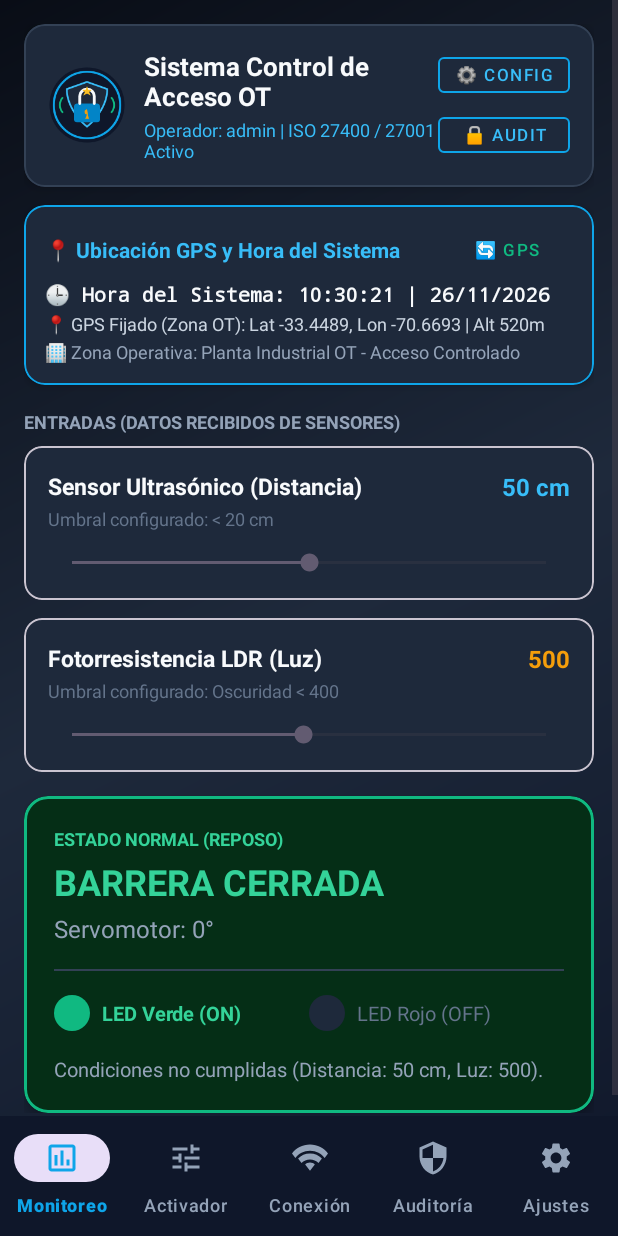
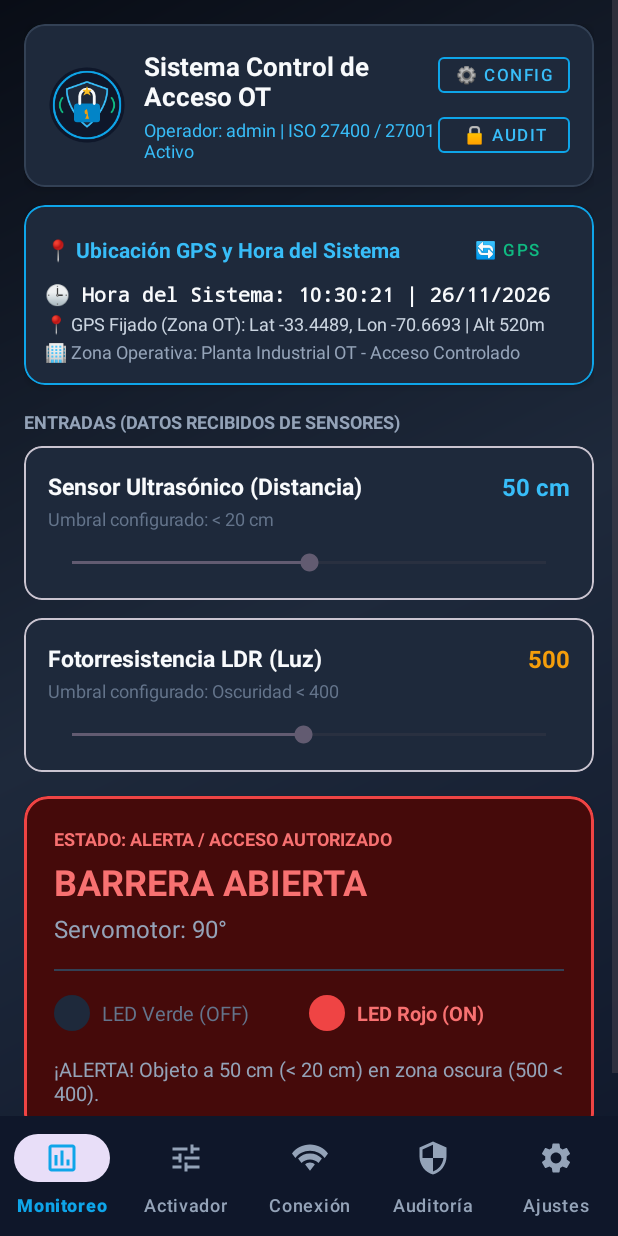
Before and after one commit to Vichosurf/SistemaControlAcceso, an Android app: the MainActivity screen opened directly, with no data from a screen before it, on a phone screen of 412 x 824 dp. Run offline under Robolectric (Android 15) with nearby library versions, the phone set to English and light mode, and no system bars.

Commit message:
feat: sincronizar WeMos con Android y habilitar AP local

```diff
--- a/app/src/main/java/com/example/sistemacontrolacceso/MainActivity.kt
+++ b/app/src/main/java/com/example/sistemacontrolacceso/MainActivity.kt
@@ -162,9 +162,61 @@ class MainActivity : AppCompatActivity() {
         evaluarSistema()
     }
 
+    private val wemosPollHandler = Handler(Looper.getMainLooper())
+    private var wemosPollActivo = false
+    private var ultimoEstadoFisico: Boolean? = null
+    private val wemosPollRunnable = object : Runnable {
+        override fun run() {
+            if (!wemosPollActivo || !::etIpWemos.isInitialized) return
+            val ip = etIpWemos.text.toString().trim()
+            if (ip.isNotBlank()) {
+                wemos.consultarEstado(ip) { exito, estado, mensaje ->
+                    runOnUiThread {
+                        if (isFinishing || isDestroyed) return@runOnUiThread
+                        if (exito && estado != null) {
+                            tvWirelessStatus.text = "Estado: WEMOS CONECTADO (${estado.ip})"
+                            tvDistanceValue.text = if (estado.distancia >= 0) "${estado.distancia} cm" else "N/A"
+                            tvLightValue.text = if (estado.luz >= 0) estado.luz.toString() else "N/A"
+                            if (estado.distancia >= 0) seekBarDistance.progress = estado.distancia.coerceIn(0, seekBarDistance.max)
+                            if (estado.luz >= 0) seekBarLight.progress = estado.luz.coerceIn(0, seekBarLight.max)
+                            actualizarUIEstado(estado.abierta, estado.distancia.coerceAtLeast(0), estado.luz.coerceAtLeast(0), false)
+                            tvEstado.text = "WeMos OK | ${estado.barrera.uppercase()} | ${estado.modo.uppercase()}\n" +
+                                "Motivo: ${estado.motivo} | Eventos recientes: ${estado.totalEventos}"
+                            if (ultimoEstadoFisico != estado.abierta) {
+                                SecurityManager.logEvent("WEMOS",
+                                    if (estado.abierta) "BARRERA_ABIERTA" else "BARRERA_CERRADA",
+                                    "Estado recibido desde hardware. Motivo: ${estado.motivo}", true)
+                                ultimoEstadoFisico = estado.abierta
+                            }
+                        } else {
+                            tvWirelessStatus.text = "Estado: WEMOS SIN CONEXIÓN"
+                            tvEstado.text = mensaje
+                        }
+                    }
+                }
+            }
+            wemosPollHandler.postDelayed(this, 1000)
+        }
+    }
+
+    override fun onResume() {
+        super.onResume()
+        wemosPollActivo = true
+        wemosPollHandler.removeCallbacks(wemosPollRunnable)
+        wemosPollHandler.post(wemosPollRunnable)
+    }
+
+    override fun onPause() {
+        wemosPollActivo = false
+        wemosPollHandler.removeCallbacks(wemosPollRunnable)
+        super.onPause()
+    }
+
     override fun onDestroy() {
+        wemosPollActivo = false
+        wemosPollHandler.removeCallbacks(wemosPollRunnable)
+        clockHandler.removeCallbacks(clockRunnable)
         super.onDestroy()
-        clockHandler.removeCallbacks(clockRunnable)
     }
 
     private fun inicializarVistas(operatorUser: String) {
@@ -554,7 +606,7 @@ class MainActivity : AppCompatActivity() {
                 R.id.rbModeForcedClosed -> esAlerta = false
                 else -> {
                     // Modo Automático por Sensores
-                    esAlerta = (distancia < umbralDistancia) && (luz < umbralLuz)
+                    esAlerta = (distancia in 1..umbralDistancia) || (luz >= umbralLuz)
                 }
             }
         }
@@ -570,22 +622,8 @@ class MainActivity : AppCompatActivity() {
             )
         }
 
-        // Sincronización en tiempo real con hardware físico WeMos D1 (LED Rojo/Verde + Servo)
-        if (lastAlertState != esAlerta) {
-            if (::etIpWemos.isInitialized) {
-                val ipWemos = etIpWemos.text.toString().trim()
-                if (ipWemos.isNotEmpty()) {
-                    val comando = if (esAlerta) "abrir" else "cerrar"
-                    wemos.enviarComando(ipWemos, comando) { _, mensaje ->
-                        runOnUiThread {
-                            if (::tvEstado.isInitialized) {
-                                tvEstado.text = mensaje
-                            }
-                        }
-                    }
-                }
-            }
-        }
+        // El estado físico proviene del endpoint /estado consultado cada segundo.
+        // Los controles de demostración locales no deben sobrescribir el estado del sensor.
         lastAlertState = esAlerta
 
         actualizarUIEstado(esAlerta, distancia, luz, isEmergencyActive)
--- a/app/src/main/java/com/example/sistemacontrolacceso/WemosController.kt
+++ b/app/src/main/java/com/example/sistemacontrolacceso/WemosController.kt
@@ -6,60 +6,83 @@ import java.net.URL
 import java.security.MessageDigest
 import kotlin.concurrent.thread
 
+data class EstadoWemos(
+    val barrera: String,
+    val modo: String,
+    val distancia: Int,
+    val luz: Int,
+    val abierta: Boolean,
+    val motivo: String,
+    val ip: String,
+    val firmaSha256: String,
+    val totalEventos: Int
+)
+
 class WemosController {
-
-    private val apiSecret = "ClaveSecretaControlAcceso2026"
-
-    fun enviarComando(
-        ipWemos: String,
-        accion: String, // "abrir", "cerrar", "auto", "estado", etc.
-        onResultado: (exito: Boolean, mensaje: String) -> Unit
-    ) {
-        thread {
-            try {
-                val urlLimpia = ipWemos.trim().removePrefix("http://").removeSuffix("/")
-                val url = URL("http://$urlLimpia/$accion")
-                val conexion = url.openConnection() as HttpURLConnection
-                conexion.requestMethod = "GET"
-                conexion.connectTimeout = 3000
-                conexion.readTimeout = 3000
-
-                val codigo = conexion.responseCode
-                if (codigo == 200) {
-                    val respuestaTexto = conexion.inputStream.bufferedReader().use { it.readText() }
-                    val json = JSONObject(respuestaTexto)
-
-                    val estadoBarrera = json.optString("barrera", accion)
-                    val modo = json.optString("modo", "auto")
-                    val distancia = json.optInt("distancia", -1)
-                    val luz = json.optInt("luz", -1)
-                    val pendientesOffline = json.optInt("pendientes_offline", 0)
-                    val firmaRecibida = json.optString("firma_sha256", "")
-
-                    // Firma criptográfica SHA-256
-                    val rawFirma = "$estadoBarrera|$distancia|$luz|$apiSecret"
-                    val firmaLocal = generarSHA256(rawFirma)
-                    val firmaDefinitiva = if (firmaRecibida.isNotEmpty()) firmaRecibida else firmaLocal
-
-                    val offlineText = if (pendientesOffline > 0) " | Offline: $pendientesOffline" else ""
-                    val distText = if (distancia != -1) "$distancia cm" else "N/A"
-                    val luzText = if (luz != -1) "$luz ADC" else "N/A"
-
-                    val detalle = "Barrera: ${estadoBarrera.uppercase()} | Modo: ${modo.uppercase()}\n" +
-                            "Dist: $distText | Luz: $luzText$offlineText\n" +
-                            "SHA-256: ${firmaDefinitiva.take(16)}..."
-
-                    onResultado(true, detalle)
-                } else {
-                    onResultado(false, "Error HTTP: $codigo")
-                }
-                conexion.disconnect()
-            } catch (e: Exception) {
-                onResultado(false, "Sin conexión con WeMos (${e.localizedMessage})")
+    fun consultarEstado(ipWemos: String, onResultado: (Boolean, EstadoWemos?, String) -> Unit) {
+        ejecutarSolicitud(ipWemos, "estado") { ok, json, mensaje ->
+            if (!ok || json == null) {
+                onResultado(false, null, mensaje)
+            } else {
+                onResultado(true, EstadoWemos(
+                    barrera = json.optString("barrera", "desconocida"),
+                    modo = json.optString("modo", "automatico"),
+                    distancia = json.optInt("distancia", -1),
+                    luz = json.optInt("luz", -1),
+                    abierta = json.optBoolean("abierta", json.optString("barrera") == "abierta"),
+                    motivo = json.optString("motivo", json.optString("evento", "N/A")),
+                    ip = json.optString("ip", ""),
+                    firmaSha256 = json.optString("firma_sha256", ""),
+                    totalEventos = json.optInt("total_eventos", 0)
+                ), "Conectado")
             }
         }
     }
 
+    fun enviarComando(ipWemos: String, accion: String, onResultado: (Boolean, String) -> Unit) {
+        ejecutarSolicitud(ipWemos, accion) { ok, json, mensaje ->
+            if (!ok || json == null) onResultado(false, mensaje)
+            else {
+                val firma = json.optString("firma_sha256", "")
+                onResultado(true,
+                    "Barrera: ${json.optString("barrera").uppercase()} | Modo: ${json.optString("modo").uppercase()}\n" +
+                    "Distancia: ${json.optInt("distancia", -1)} cm | Luz: ${json.optInt("luz", -1)} ADC\n" +
+                    "Motivo: ${json.optString("motivo", "N/A")}\nSHA-256: ${firma.take(16)}...")
+            }
+        }
+    }
+
+    private fun ejecutarSolicitud(
+        ipWemos: String,
+        endpoint: String,
+        callback: (Boolean, JSONObject?, String) -> Unit
+    ) {
+        thread(name = "Wemos-$endpoint") {
+            var conexion: HttpURLConnection? = null
+            try {
+                val host = ipWemos.trim().removePrefix("http://").removePrefix("https://").trimEnd('/')
+                require(host.isNotBlank()) { "Ingrese la dirección IP del WeMos" }
+                conexion = (URL("http://$host/$endpoint").openConnection() as HttpURLConnection).apply {
+                    requestMethod = "GET"
+                    connectTimeout = 2500
+                    readTimeout = 2500
+                    useCaches = false
+                    setRequestProperty("Accept", "application/json")
+                }
+                val codigo = conexion.responseCode
+                val stream = if (codigo in 200..299) conexion.inputStream else conexion.errorStream
+                val texto = stream?.bufferedReader()?.use { it.readText() }.orEmpty()
+                if (codigo in 200..299) callback(true, JSONObject(texto), "OK")
+                else callback(false, null, "Error HTTP: $codigo")
+            } catch (e: Exception) {
+                callback(false, null, "Sin conexión con WeMos: ${e.localizedMessage ?: "error desconocido"}")
+            } finally {
+                conexion?.disconnect()
+            }
+        }
+    }
+
+    // SHA-256 es un checksum; no equivale a HMAC ni autentica por sí solo al dispositivo.
     fun generarSHA256(datos: String): String {
         val bytes = MessageDigest.getInstance("SHA-256").digest(datos.toByteArray(Charsets.UTF_8))
         return bytes.joinToString("") { "%02x".format(it) }
--- a/app/src/main/res/layout/activity_main.xml
+++ b/app/src/main/res/layout/activity_main.xml
@@ -723,9 +723,9 @@
                             android:layout_width="match_parent"
                             android:layout_height="wrap_content"
                             android:layout_marginTop="2dp"
-                            android:hint="Ej: 192.168.43.120"
+                            android:hint="Ej: 192.168.4.1"
                             android:inputType="text"
-                            android:text="192.168.43.120"
+                            android:text="192.168.4.1"
                             android:textColor="#F8FAFC"
                             android:textColorHint="#64748B"
                             android:textSize="14sp" />
```
Also changed, not shown: 1 other file.
